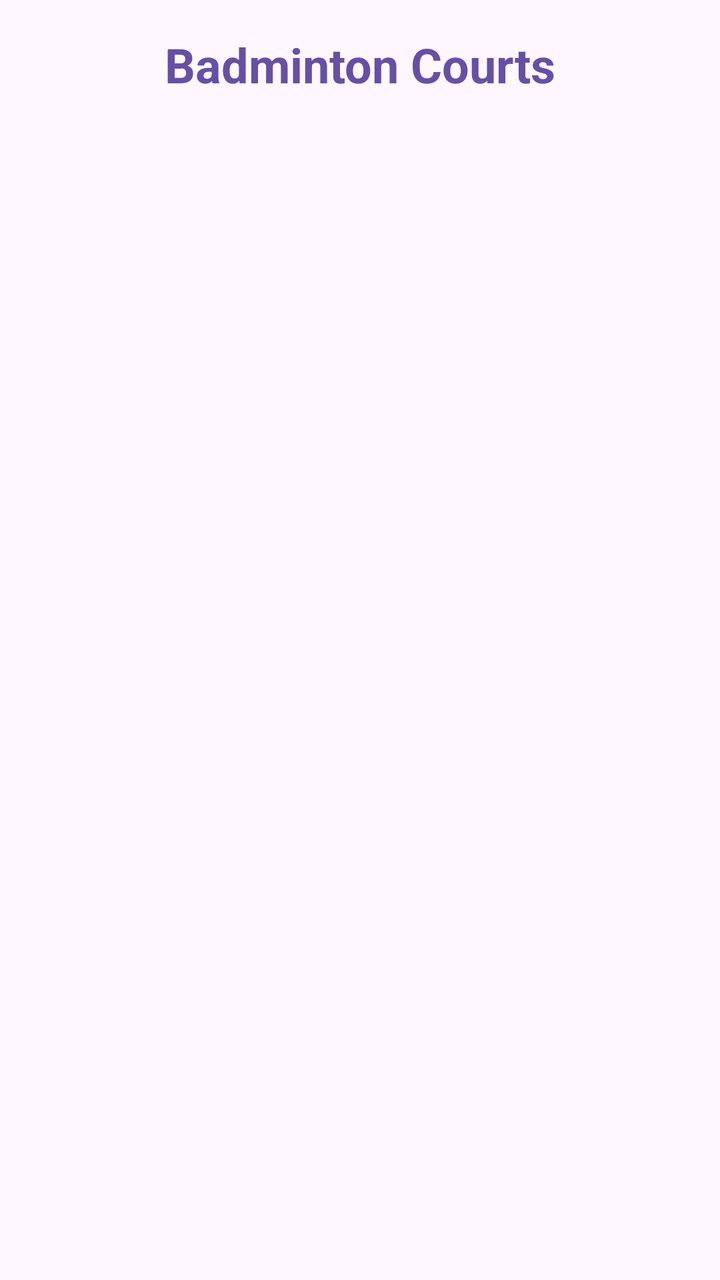
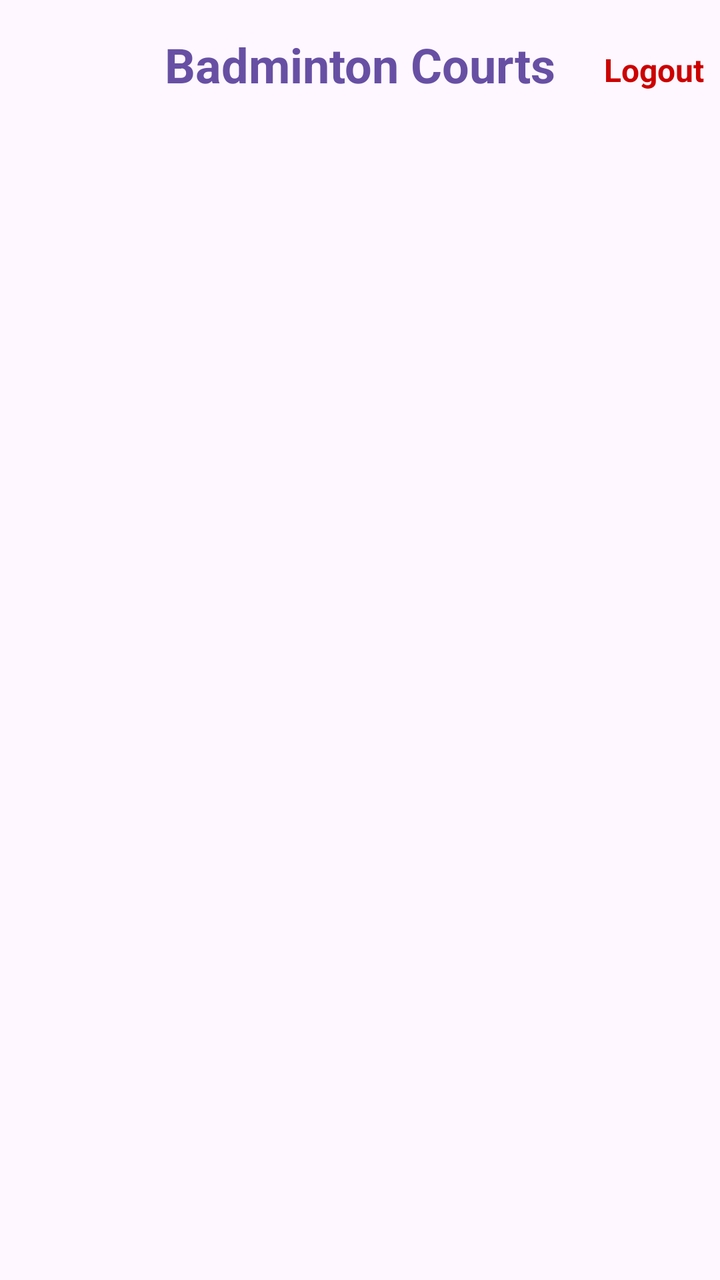

Compare the two renders of this Android layout. The source of the first and the diff that turns it into the second are given below.
<!-- AndroidManifest.xml: application theme Theme.BadmintonBooking -->
<!-- res/layout/activity_home.xml -->
<?xml version="1.0" encoding="utf-8"?>
<androidx.constraintlayout.widget.ConstraintLayout xmlns:android="http://schemas.android.com/apk/res/android"
    xmlns:app="http://schemas.android.com/apk/res-auto"
    xmlns:tools="http://schemas.android.com/tools"
    android:layout_width="match_parent"
    android:layout_height="match_parent"
    tools:context=".HomeActivity">

    <TextView
        android:id="@+id/textViewHome"
        android:layout_width="wrap_content"
        android:layout_height="wrap_content"
        android:layout_marginTop="16dp"
        android:text="Badminton Courts"
        android:textSize="24sp"
        android:textStyle="bold"
        android:textColor="?attr/colorPrimary"
        app:layout_constraintEnd_toEndOf="parent"
        app:layout_constraintStart_toStartOf="parent"
        app:layout_constraintTop_toTopOf="parent" />

    <androidx.recyclerview.widget.RecyclerView
        android:id="@+id/recyclerViewCourts"
        android:layout_width="0dp"
        android:layout_height="0dp"
        android:layout_marginTop="16dp"
        app:layout_constraintBottom_toBottomOf="parent"
        app:layout_constraintEnd_toEndOf="parent"
        app:layout_constraintStart_toStartOf="parent"
        app:layout_constraintTop_toBottomOf="@+id/textViewHome" />

</androidx.constraintlayout.widget.ConstraintLayout>
<!-- resources referenced by this layout -->
<resources>
  <style name="Theme.BadmintonBooking" parent="Base.Theme.BadmintonBooking" />
  <style name="Base.Theme.BadmintonBooking" parent="Theme.Material3.DayNight.NoActionBar">
          
          
      </style>
</resources>

<!-- the commit's change to res/layout/activity_home.xml (unified diff, before → after) -->
@@ -19,6 +19,21 @@
         app:layout_constraintStart_toStartOf="parent"
         app:layout_constraintTop_toTopOf="parent" />
 
+    <TextView
+        android:id="@+id/textViewLogout"
+        android:layout_width="wrap_content"
+        android:layout_height="wrap_content"
+        android:layout_marginTop="16dp"
+        android:text="Logout"
+        android:textSize="16sp"
+        android:textColor="@android:color/holo_red_dark"
+        android:textStyle="bold"
+        android:clickable="true"
+        android:focusable="true"
+        android:padding="8dp"
+        app:layout_constraintEnd_toEndOf="parent"
+        app:layout_constraintTop_toTopOf="parent" />
+
     <androidx.recyclerview.widget.RecyclerView
         android:id="@+id/recyclerViewCourts"
         android:layout_width="0dp"
